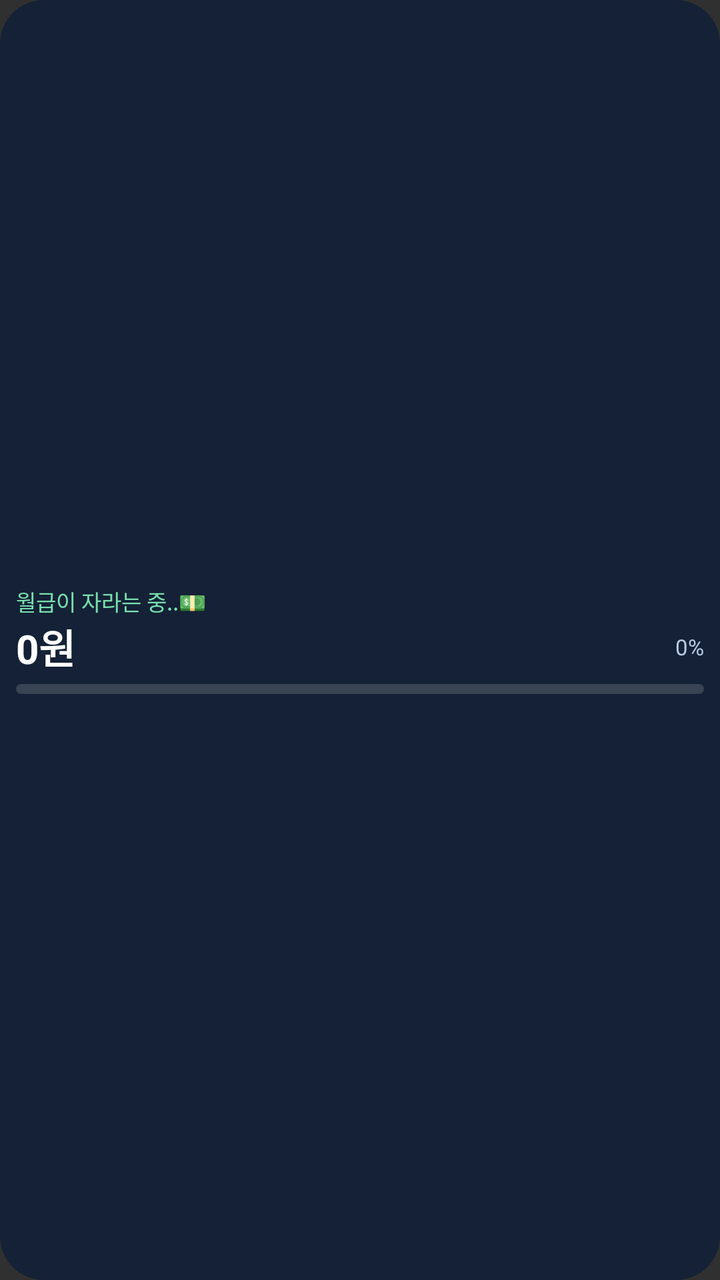
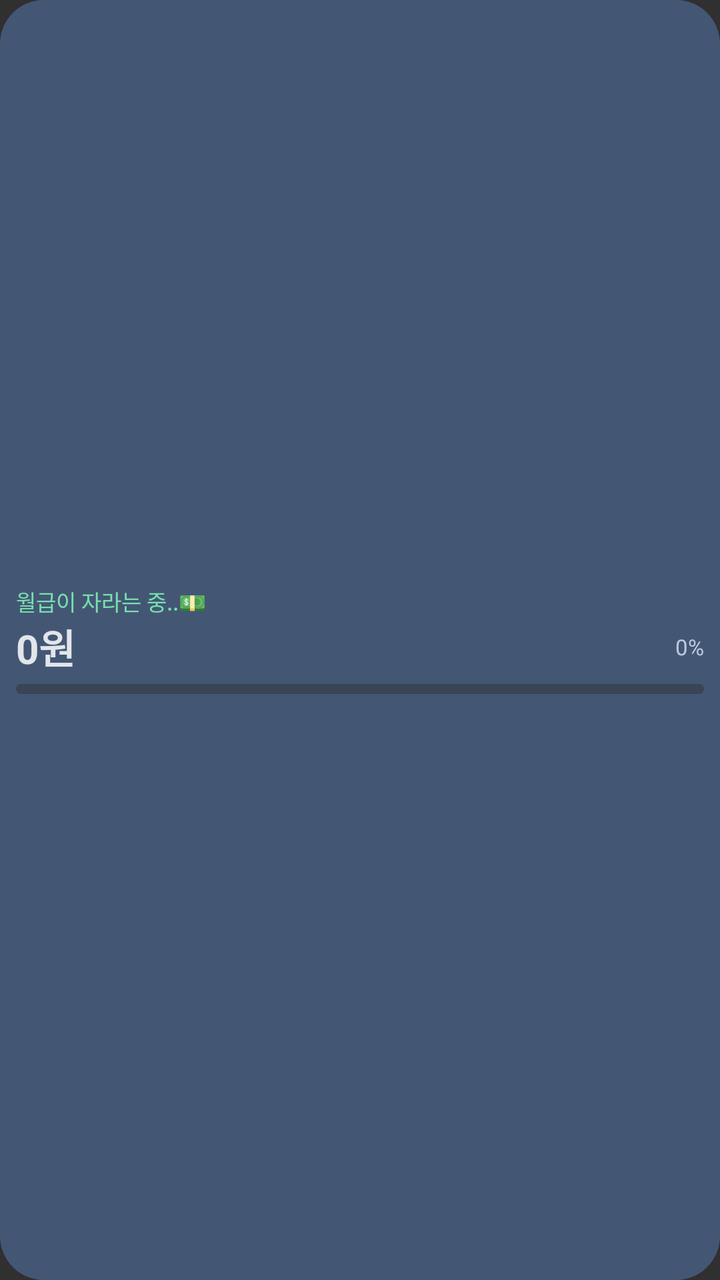

Before-and-after screenshots of an Android layout around one commit, followed by the original layout XML and the change that was made.
<!-- AndroidManifest.xml: application theme android:Theme.Material.NoActionBar -->
<!-- res/layout/salary_widget_wide.xml -->
<LinearLayout android:id="@+id/widget_root" xmlns:android="http://schemas.android.com/apk/res/android" android:layout_width="match_parent" android:layout_height="match_parent" android:orientation="vertical" android:gravity="center_vertical" android:padding="8dp" android:background="@drawable/widget_bg"><TextView android:id="@+id/title" android:layout_width="match_parent" android:layout_height="wrap_content" android:text="월급이 자라는 중..💵" android:textColor="#78E0AE" android:textSize="11sp" android:singleLine="true"/><LinearLayout android:layout_width="match_parent" android:layout_height="wrap_content" android:orientation="horizontal" android:gravity="center_vertical"><FrameLayout android:layout_width="0dp" android:layout_height="wrap_content" android:layout_weight="1"><TextView android:id="@+id/amount" android:layout_width="match_parent" android:layout_height="wrap_content" android:text="0원" android:textColor="#FFFFFF" android:textSize="20sp" android:textStyle="bold" android:singleLine="true" android:autoSizeTextType="uniform" android:autoSizeMinTextSize="11sp" android:autoSizeMaxTextSize="20sp"/><ImageView android:id="@+id/rainbow_amount" android:layout_width="match_parent" android:layout_height="match_parent" android:visibility="gone" android:scaleType="fitStart" android:adjustViewBounds="false"/></FrameLayout><TextView android:id="@+id/progress_text" android:layout_width="wrap_content" android:layout_height="wrap_content" android:text="0%" android:textColor="#B8CADF" android:textSize="11sp"/></LinearLayout><ProgressBar android:id="@+id/progress" style="?android:attr/progressBarStyleHorizontal" android:layout_width="match_parent" android:layout_height="5dp" android:layout_marginTop="4dp" android:max="10000" android:progressDrawable="@drawable/widget_progress_green"/><ProgressBar android:id="@+id/progress_lastfive" style="?android:attr/progressBarStyleHorizontal" android:layout_width="match_parent" android:layout_height="5dp" android:layout_marginTop="4dp" android:max="10000" android:progressDrawable="@drawable/widget_progress_lastfive" android:visibility="gone"/></LinearLayout>
<!-- resources referenced by this layout -->
<resources>
  <!-- drawable widget_bg (drawable) -->
  <shape xmlns:android="http://schemas.android.com/apk/res/android" android:shape="rectangle">
      <solid android:color="#142136"/>
      <corners android:radius="22dp"/>
  </shape>
  <!-- drawable widget_progress_green (drawable) -->
  <layer-list xmlns:android="http://schemas.android.com/apk/res/android"><item android:id="@android:id/background"><shape android:shape="rectangle"><corners android:radius="6dp"/><solid android:color="#394454"/></shape></item><item android:id="@android:id/progress"><clip><shape android:shape="rectangle"><corners android:radius="6dp"/><gradient android:angle="0" android:startColor="#B8F5B0" android:endColor="#075C32"/></shape></clip></item></layer-list>
  <!-- drawable widget_progress_lastfive (drawable) -->
  <layer-list xmlns:android="http://schemas.android.com/apk/res/android"><item android:id="@android:id/background"><shape android:shape="rectangle"><corners android:radius="6dp"/><solid android:color="#394454"/></shape></item><item android:id="@android:id/progress"><clip><shape android:shape="rectangle"><corners android:radius="6dp"/><gradient android:angle="0" android:startColor="#B8F5B0" android:centerColor="#075C32" android:endColor="#E44755" android:centerX="0.55"/></shape></clip></item></layer-list>
</resources>

<!-- the commit's change to res/layout/salary_widget_wide.xml (unified diff, before → after) -->
@@ -1 +1 @@
-<LinearLayout android:id="@+id/widget_root" xmlns:android="http://schemas.android.com/apk/res/android" android:layout_width="match_parent" android:layout_height="match_parent" android:orientation="vertical" android:gravity="center_vertical" android:padding="8dp" android:background="@drawable/widget_bg"><TextView android:id="@+id/title" android:layout_width="match_parent" android:layout_height="wrap_content" android:text="월급이 자라는 중..💵" android:textColor="#78E0AE" android:textSize="11sp" android:singleLine="true"/><LinearLayout android:layout_width="match_parent" android:layout_height="wrap_content" android:orientation="horizontal" android:gravity="center_vertical"><FrameLayout android:layout_width="0dp" android:layout_height="wrap_content" android:layout_weight="1"><TextView android:id="@+id/amount" android:layout_width="match_parent" android:layout_height="wrap_content" android:text="0원" android:textColor="#FFFFFF" android:textSize="20sp" android:textStyle="bold" android:singleLine="true" android:autoSizeTextType="uniform" android:autoSizeMinTextSize="11sp" android:autoSizeMaxTextSize="20sp"/><ImageView android:id="@+id/rainbow_amount" android:layout_width="match_parent" android:layout_height="match_parent" android:visibility="gone" android:scaleType="fitStart" android:adjustViewBounds="false"/></FrameLayout><TextView android:id="@+id/progress_text" android:layout_width="wrap_content" android:layout_height="wrap_content" android:text="0%" android:textColor="#B8CADF" android:textSize="11sp"/></LinearLayout><ProgressBar android:id="@+id/progress" style="?android:attr/progressBarStyleHorizontal" android:layout_width="match_parent" android:layout_height="5dp" android:layout_marginTop="4dp" android:max="10000" android:progressDrawable="@drawable/widget_progress_green"/><ProgressBar android:id="@+id/progress_lastfive" style="?android:attr/progressBarStyleHorizontal" android:layout_width="match_parent" android:layout_height="5dp" android:layout_marginTop="4dp" android:max="10000" android:progressDrawable="@drawable/widget_progress_lastfive" android:visibility="gone"/></LinearLayout>
+<LinearLayout android:id="@+id/widget_root" xmlns:android="http://schemas.android.com/apk/res/android" android:layout_width="match_parent" android:layout_height="match_parent" android:orientation="vertical" android:gravity="center_vertical" android:padding="8dp" android:background="@drawable/widget_bg"><TextView android:id="@+id/title" android:layout_width="match_parent" android:layout_height="wrap_content" android:text="월급이 자라는 중..💵" android:textColor="#78E0AE" android:textSize="11sp" android:singleLine="true"/><LinearLayout android:layout_width="match_parent" android:layout_height="wrap_content" android:orientation="horizontal" android:gravity="center_vertical"><FrameLayout android:layout_width="0dp" android:layout_height="wrap_content" android:layout_weight="1"><TextView android:id="@+id/amount" android:layout_width="match_parent" android:layout_height="wrap_content" android:text="0원" android:textColor="#E2E5EA" android:textSize="20sp" android:textStyle="bold" android:singleLine="true" android:autoSizeTextType="uniform" android:autoSizeMinTextSize="11sp" android:autoSizeMaxTextSize="20sp"/><ImageView android:id="@+id/rainbow_amount" android:layout_width="match_parent" android:layout_height="match_parent" android:visibility="gone" android:scaleType="fitStart" android:adjustViewBounds="false"/></FrameLayout><TextView android:id="@+id/progress_text" android:layout_width="wrap_content" android:layout_height="wrap_content" android:text="0%" android:textColor="#B8CADF" android:textSize="11sp"/></LinearLayout><ProgressBar android:id="@+id/progress" style="?android:attr/progressBarStyleHorizontal" android:layout_width="match_parent" android:layout_height="5dp" android:layout_marginTop="4dp" android:max="10000" android:progressDrawable="@drawable/widget_progress_green"/><ProgressBar android:id="@+id/progress_lastfive" style="?android:attr/progressBarStyleHorizontal" android:layout_width="match_parent" android:layout_height="5dp" android:layout_marginTop="4dp" android:max="10000" android:progressDrawable="@drawable/widget_progress_lastfive" android:visibility="gone"/></LinearLayout>
<!-- resource entries referenced after the edit -->
@@ -2,12 +2,12 @@
 <resources>
   <!-- drawable widget_bg (drawable) -->
   <shape xmlns:android="http://schemas.android.com/apk/res/android" android:shape="rectangle">
-      <solid android:color="#142136"/>
+      <solid android:color="#435775"/>
       <corners android:radius="22dp"/>
   </shape>
   <!-- drawable widget_progress_green (drawable) -->
-  <layer-list xmlns:android="http://schemas.android.com/apk/res/android"><item android:id="@android:id/background"><shape android:shape="rectangle"><corners android:radius="6dp"/><solid android:color="#394454"/></shape></item><item android:id="@android:id/progress"><clip><shape android:shape="rectangle"><corners android:radius="6dp"/><gradient android:angle="0" android:startColor="#B8F5B0" android:endColor="#075C32"/></shape></clip></item></layer-list>
+  <layer-list xmlns:android="http://schemas.android.com/apk/res/android"><item android:id="@android:id/background"><shape android:shape="rectangle"><corners android:radius="6dp"/><solid android:color="#394454"/></shape></item><item android:id="@android:id/progress"><clip><shape android:shape="rectangle"><corners android:radius="6dp"/><gradient android:angle="0" android:startColor="#236B43" android:endColor="#A5F4A4"/></shape></clip></item></layer-list>
   <!-- drawable widget_progress_lastfive (drawable) -->
-  <layer-list xmlns:android="http://schemas.android.com/apk/res/android"><item android:id="@android:id/background"><shape android:shape="rectangle"><corners android:radius="6dp"/><solid android:color="#394454"/></shape></item><item android:id="@android:id/progress"><clip><shape android:shape="rectangle"><corners android:radius="6dp"/><gradient android:angle="0" android:startColor="#B8F5B0" android:centerColor="#075C32" android:endColor="#E44755" android:centerX="0.55"/></shape></clip></item></layer-list>
+  <layer-list xmlns:android="http://schemas.android.com/apk/res/android"><item android:id="@android:id/background"><shape android:shape="rectangle"><corners android:radius="6dp"/><solid android:color="#394454"/></shape></item><item android:id="@android:id/progress"><clip><shape android:shape="rectangle"><corners android:radius="6dp"/><gradient android:angle="0" android:startColor="#236B43" android:centerColor="#A5F4A4" android:endColor="#B50016" android:centerX="0.68"/></shape></clip></item></layer-list>
 </resources>
 
